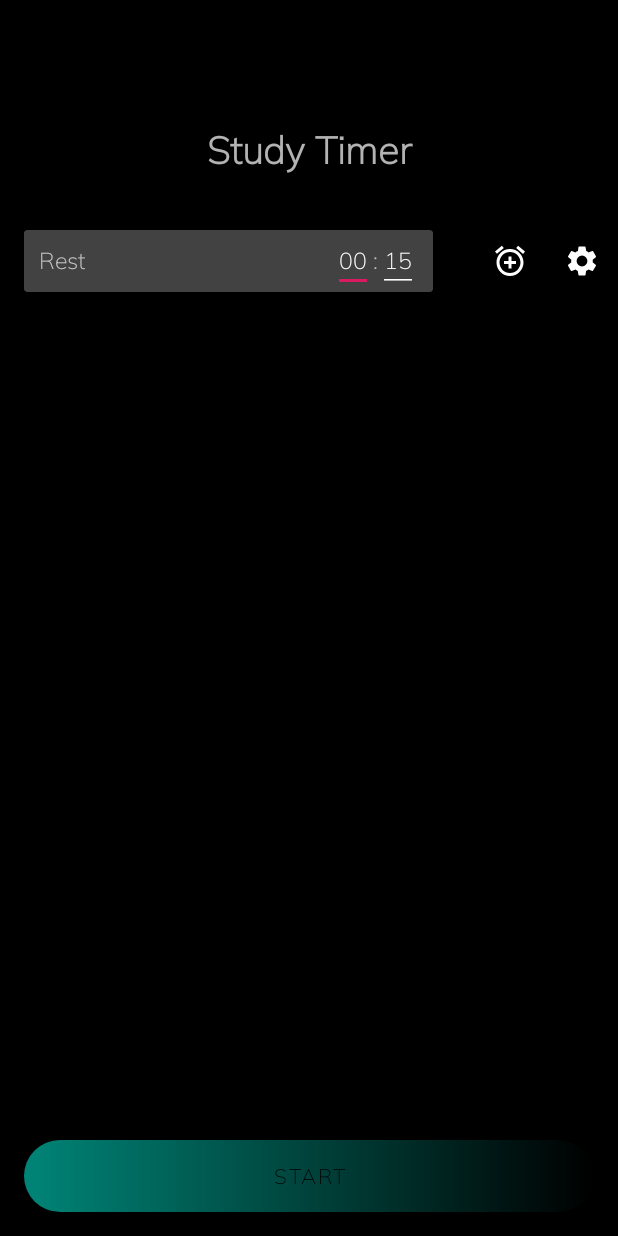
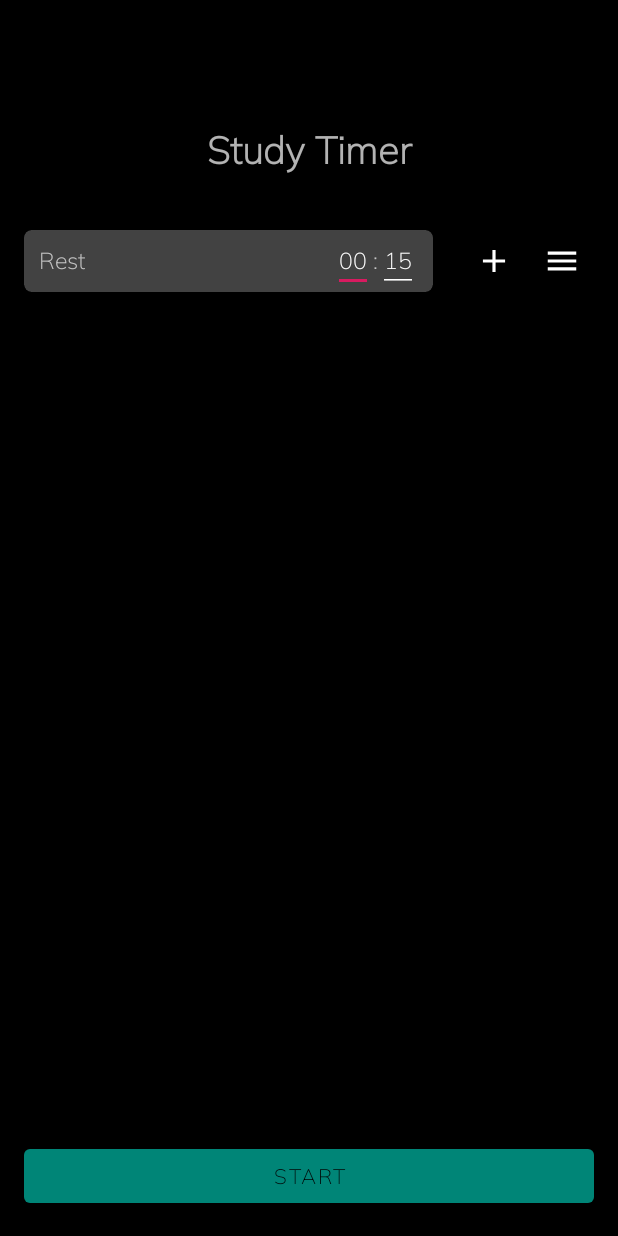
Before and after one commit to moolair/studytimer, an Android app: the screen it shows after launch (MainActivity), on a phone screen of 412 x 824 dp. Run offline under Robolectric (Android 15) with nearby library versions, the phone set to English and light mode, and no system bars.

Commit message:
update: - add alarm icon and setting icon - radius of rest time and list time. - still thinking of start time of the color.
todo:
- added pause image.
- calculate total time (think about remove the time so it needs to subtract the time)
- countdown the timer
todo: display the time in a timeStart activity.
//Todo: also, once it finishes, it should  and move on to rest calculation --> then grab the next time and calculate so and so forth.

Todo:
1. add rest time on main page.
2. countdown hour and minute.
3. move on the next screen.
4. Add Ads.
5. swipe to delete or undo

```diff
--- a/app/src/main/res/drawable/cardview_border.xml
+++ b/app/src/main/res/drawable/cardview_border.xml
@@ -5,7 +5,7 @@
 <stroke
     android:color="@android:color/white"
     android:width="1dp"/>
-    <corners android:radius="20dp"/>
+<corners android:radius="5dp"/>
 <solid
     android:color="@android:color/black"/>
 
--- /dev/null
+++ b/app/src/main/res/drawable/ic_add.xml
@@ -0,0 +1,5 @@
+<vector android:height="25dp" android:tint="#FFFFFF"
+    android:viewportHeight="24.0" android:viewportWidth="24.0"
+    android:width="25dp" xmlns:android="http://schemas.android.com/apk/res/android">
+    <path android:fillColor="#FF000000" android:pathData="M19,13h-6v6h-2v-6H5v-2h6V5h2v6h6v2z"/>
+</vector>
--- /dev/null
+++ b/app/src/main/res/drawable/ic_menu.xml
@@ -0,0 +1,5 @@
+<vector android:height="25dp" android:tint="#FFFFFF"
+    android:viewportHeight="24.0" android:viewportWidth="24.0"
+    android:width="25dp" xmlns:android="http://schemas.android.com/apk/res/android">
+    <path android:fillColor="#FF000000" android:pathData="M3,18h18v-2L3,16v2zM3,13h18v-2L3,11v2zM3,6v2h18L21,6L3,6z"/>
+</vector>
--- a/app/src/main/res/drawable/start_button.xml
+++ b/app/src/main/res/drawable/start_button.xml
@@ -2,10 +2,10 @@
 <shape xmlns:android="http://schemas.android.com/apk/res/android"
     android:shape="rectangle">
 <!--    <stroke-->
-<!--    android:color="@android:color/white"-->
-<!--    android:width="1dp"/>-->
-    <solid
-        android:color="@android:color/black"/>
-    <corners android:radius="150dp"/>
-    <gradient android:startColor="@android:color/black" android:type="linear"/>
+<!--        android:color="@android:color/white"-->
+<!--        android:width="10dp"/>-->
+<!--    <solid-->
+<!--        android:color="@android:color/black"/>-->
+<!--    <corners android:radius="10dp"/>-->
+<!--    <gradient android:startColor="@android:color/black" android:type="linear"/>-->
 </shape>
--- a/app/src/main/res/layout-v28/activity_main.xml
+++ b/app/src/main/res/layout-v28/activity_main.xml
@@ -40,9 +40,9 @@
                     android:id="@+id/restCardView"
                     android:layout_width="match_parent"
                     android:layout_height="wrap_content"
-                    android:layout_alignParentBottom="true"
                     android:layout_marginVertical="5dp"
                     android:layout_marginLeft="@dimen/mb_margin"
+                    app:cardCornerRadius="5dp"
                     android:layout_weight="30">
 
                     <RelativeLayout
@@ -102,7 +102,8 @@
                     android:layout_height="match_parent"
                     app:buttonGravity="bottom"
                     app:titleTextColor="@android:color/white"
-                    android:layout_weight="70"/>
+                    android:layout_weight="70"
+                    android:layout_marginRight="@dimen/mb_margin"/>
             </LinearLayout>
         </RelativeLayout>
 
@@ -117,8 +118,7 @@
         android:layout_height="wrap_content"
         android:layout_gravity="bottom|center"
         android:layout_margin="@dimen/mb_margin"
-        android:text="@string/start_timing"
-        android:background="@drawable/start_button"/>
+        android:text="@string/start_timing"/>
 
 
 </androidx.coordinatorlayout.widget.CoordinatorLayout>
--- a/app/src/main/res/layout/activity_countdown.xml
+++ b/app/src/main/res/layout/activity_countdown.xml
@@ -5,6 +5,7 @@
     xmlns:tools="http://schemas.android.com/tools"
     android:layout_width="match_parent"
     android:layout_height="match_parent"
+    android:background="@color/colorBlack"
     tools:context=".Activities.CountdownActivity">
 
     <TextView
--- a/app/src/main/res/menu/menu_main.xml
+++ b/app/src/main/res/menu/menu_main.xml
@@ -10,17 +10,17 @@
 
     <item
         android:id="@+id/add_timer"
-        android:icon="@drawable/ic_add_alarm"
+        android:icon="@drawable/ic_add"
         android:orderInCategory="100"
         android:title="@string/add_timer"
         app:showAsAction="always" />
 
     <item
         android:id="@+id/action_settings"
-        android:icon="@drawable/ic_settings"
+        android:icon="@drawable/ic_menu"
         android:orderInCategory="100"
         android:title="@string/action_settings"
-        app:showAsAction="always" />
+        app:showAsAction="always"/>
 
 
 </menu>
--- a/app/src/main/res/values/styles.xml
+++ b/app/src/main/res/values/styles.xml
@@ -12,6 +12,10 @@
         <item name="fontFamily">@font/muli</item>
     </style>
 
+<!--    <style name="AppTheme.Button" parent="Widget.AppCompat.Button">-->
+<!--        <item name=""-->
+<!--    </style>-->
+
     <style name="AppTheme.NoActionBar">
         <item name="windowActionBar">false</item>
         <item name="windowNoTitle">true</item>
```
Lines whose indentation alone changed are shown as unchanged.
